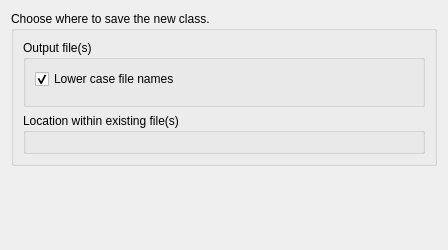
First picture: the form in plugins/filetemplates/ui/outputlocation.ui, repository KDE/kdevelop, before the edit.
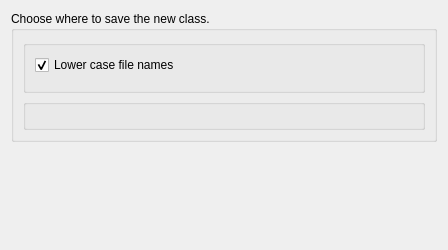
Second picture: the form after the edit. Custom widgets are drawn as their Qt base class.

Commit message: File template dialog: i18np for "Output file(s)" on output page

```diff
--- a/plugins/filetemplates/ui/outputlocation.ui
+++ b/plugins/filetemplates/ui/outputlocation.ui
@@ -22,9 +22,6 @@
         <property name="enabled">
          <bool>true</bool>
         </property>
-        <property name="title">
-         <string>Location within existing file(s)</string>
-        </property>
         <property name="flat">
          <bool>true</bool>
         </property>
@@ -37,9 +34,6 @@
       </item>
       <item row="0" column="0">
        <widget class="QGroupBox" name="urlGroupBox">
-        <property name="title">
-         <string>Output file(s)</string>
-        </property>
         <property name="flat">
          <bool>true</bool>
         </property>
```
The commit also changes 1 other file.
